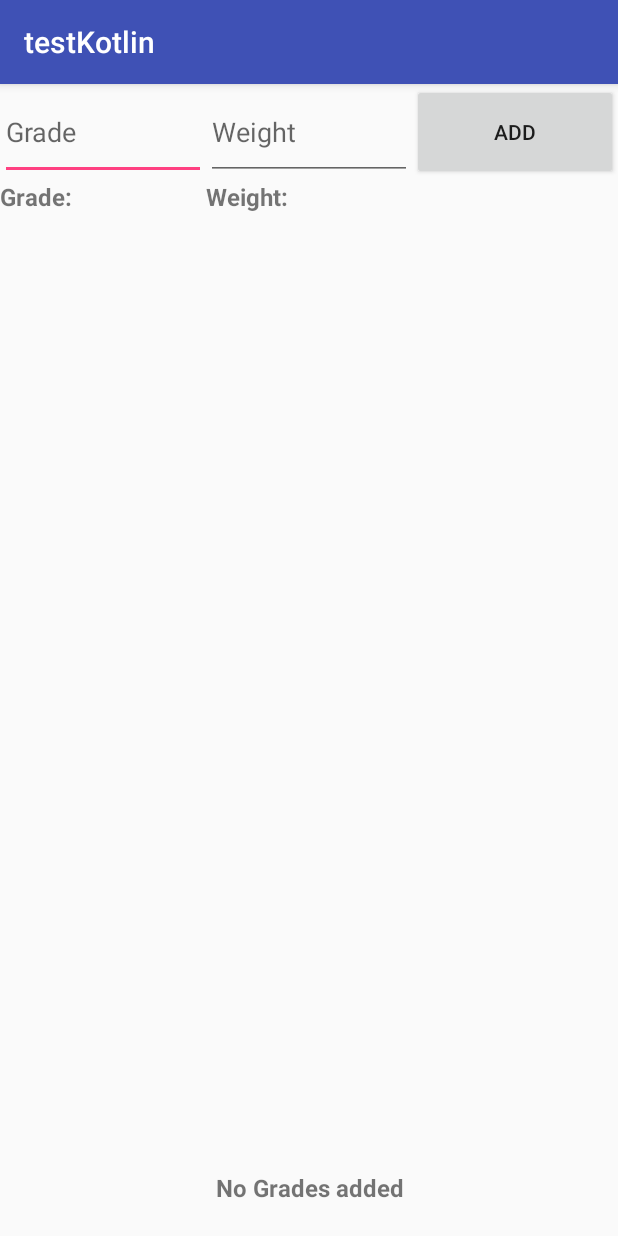
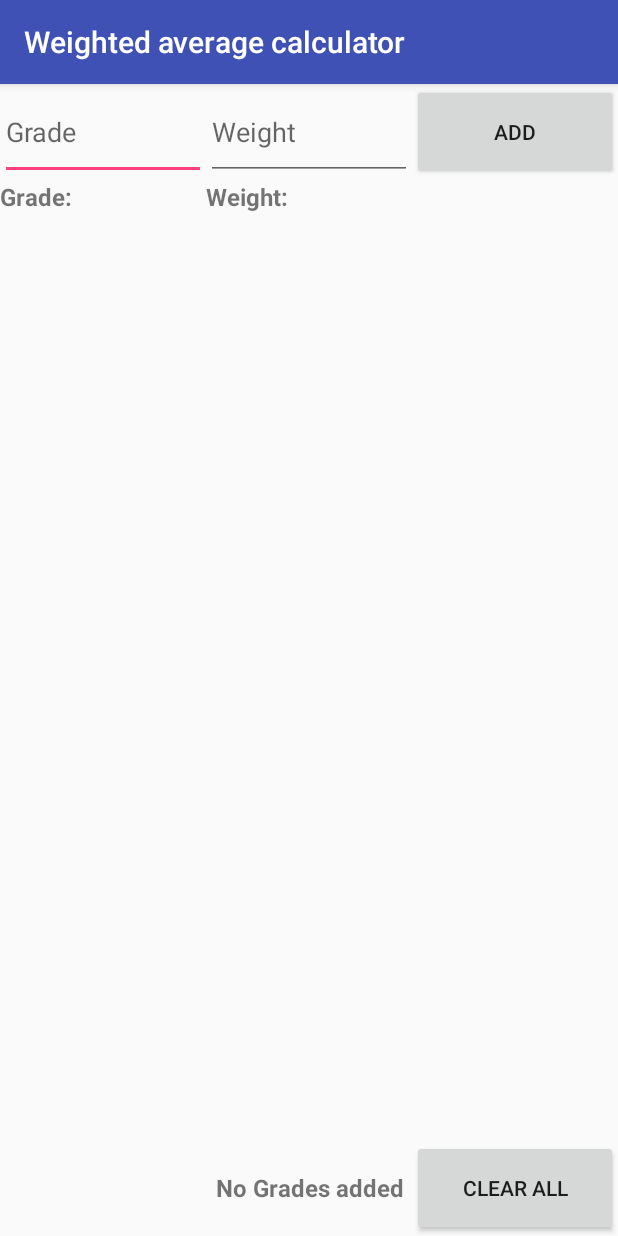
Before and after one commit to vojtakudlacek/Vazeny-Prumer-Android, an Android app: the screen it shows after launch (MainActivity), on a phone screen of 412 x 824 dp. Run offline under Robolectric (Android 15) with nearby library versions, the phone set to English and light mode, and no system bars; libraries missing offline, so code that uses them is left out: cz.soft.vojta_kudlacek.

Commit message:
Added Czech translation and Clear all button

```diff
--- a/app/src/main/res/layout/activity_main.xml
+++ b/app/src/main/res/layout/activity_main.xml
@@ -91,8 +91,17 @@
         <LinearLayout
             android:layout_width="match_parent"
             android:layout_height="0dp"
-            android:layout_weight="11">
+            android:layout_weight="10">
         </LinearLayout>
+
+        <Button
+            android:layout_width="match_parent"
+            android:layout_height="0dp"
+            android:layout_weight="1"
+            android:onClick="clearAll"
+            android:text="@string/clearAll"/>
+
+
     </LinearLayout>
 
 </LinearLayout>
--- a/app/src/main/res/values/strings.xml
+++ b/app/src/main/res/values/strings.xml
@@ -1,7 +1,8 @@
 <resources>
-    <string name="app_name">testKotlin</string>
+    <string name="app_name">Weighted average calculator</string>
     <string name="grade">Grade</string>
     <string name="weight">Weight</string>
     <string name="diameter">No Grades added</string>
     <string name="add">Add</string>
+    <string name="clearAll">Clear all</string>
 </resources>
```
Also changed, not shown: app/src/main/java/cz/soft/vojta_kudlacek/VazenyPrumerAndroid/MainActivity.kt (+12 -0 lines), 1 other file.
